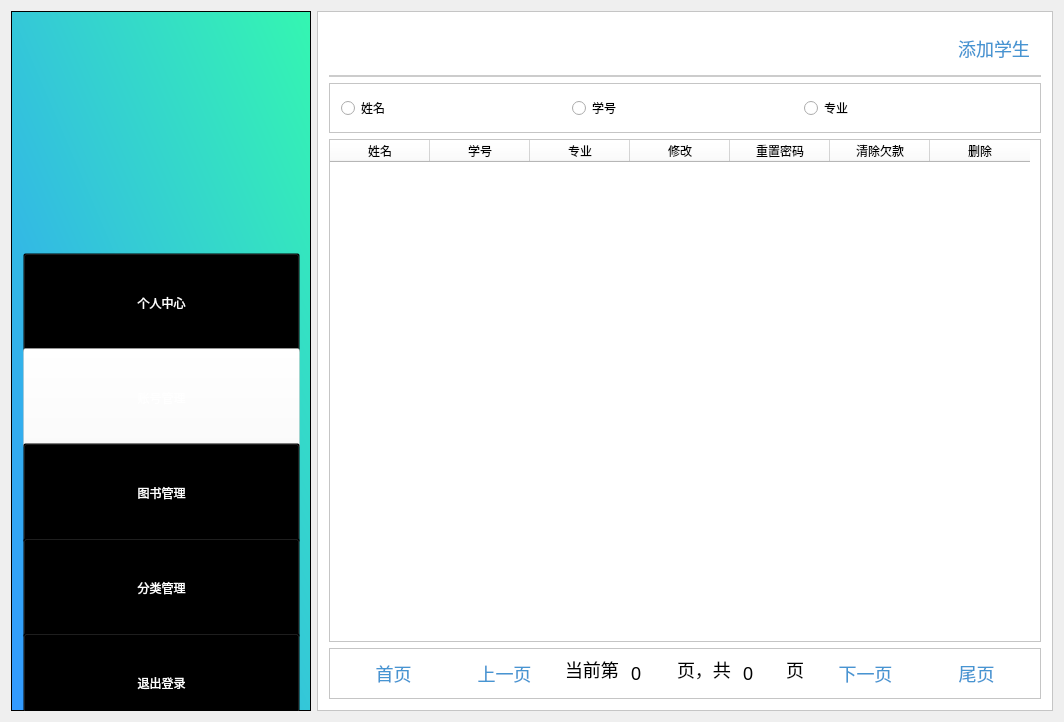
Old version of the form Library/Library/admin_searchuser.ui in the repository BooksOcean/BooksOcean.
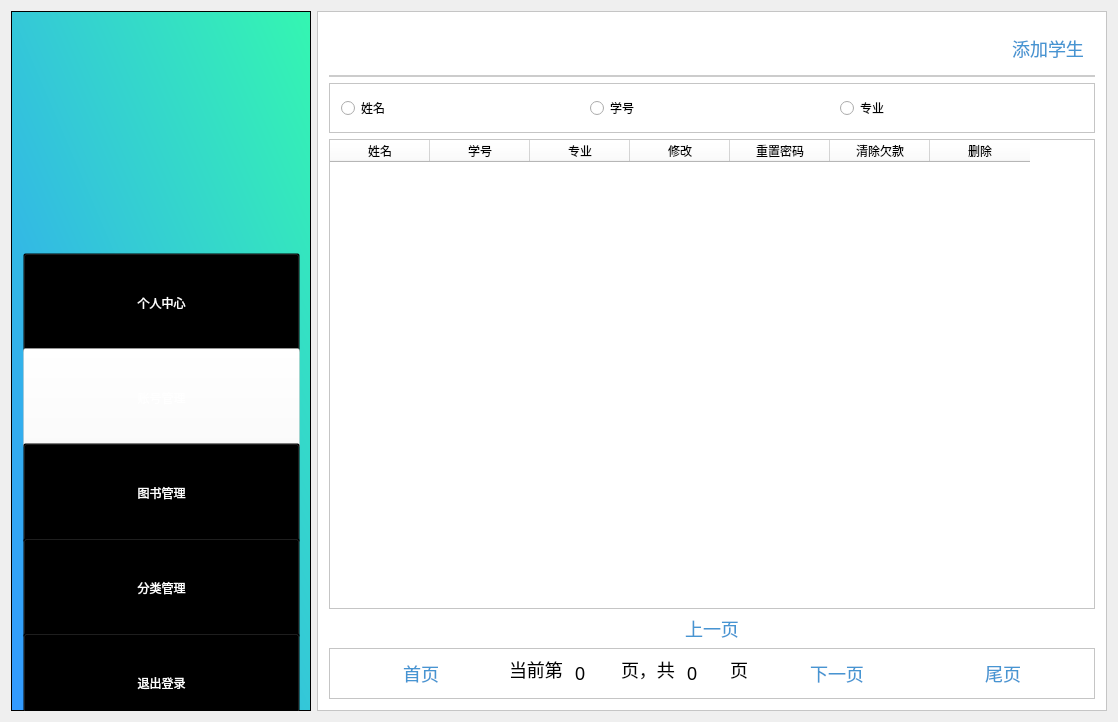
New version of the form. Icons and pictures are not drawn.

Diff of the .ui file:
```diff
--- a/Library/Library/admin_searchuser.ui
+++ b/Library/Library/admin_searchuser.ui
@@ -6,7 +6,7 @@
    <rect>
     <x>0</x>
     <y>0</y>
-    <width>1064</width>
+    <width>1118</width>
     <height>722</height>
    </rect>
   </property>
@@ -339,39 +339,78 @@
          <property name="text">
           <string>姓名</string>
          </property>
+         <property name="textAlignment">
+          <set>AlignCenter</set>
+         </property>
         </column>
         <column>
          <property name="text">
           <string>学号</string>
          </property>
+         <property name="textAlignment">
+          <set>AlignCenter</set>
+         </property>
         </column>
         <column>
          <property name="text">
           <string>专业</string>
          </property>
+         <property name="textAlignment">
+          <set>AlignCenter</set>
+         </property>
         </column>
         <column>
          <property name="text">
           <string>修改</string>
          </property>
+         <property name="textAlignment">
+          <set>AlignCenter</set>
+         </property>
         </column>
         <column>
          <property name="text">
           <string>重置密码</string>
          </property>
+         <property name="textAlignment">
+          <set>AlignCenter</set>
+         </property>
         </column>
         <column>
          <property name="text">
           <string>清除欠款</string>
          </property>
+         <property name="textAlignment">
+          <set>AlignCenter</set>
+         </property>
         </column>
         <column>
          <property name="text">
           <string>删除</string>
          </property>
+         <property name="textAlignment">
+          <set>AlignCenter</set>
+         </property>
         </column>
        </widget>
       </item>
+      <item>
+       <widget class="QPushButton" name="btnLastPage">
+        <property name="sizePolicy">
+         <sizepolicy hsizetype="Preferred" vsizetype="Fixed">
+          <horstretch>0</horstretch>
+          <verstretch>0</verstretch>
+         </sizepolicy>
+        </property>
+        <property name="styleSheet">
+         <string notr="true">color:#4695d2;
+border:none;
+font-size:18px;</string>
+        </property>
+        <property name="text">
+         <string>上一页</string>
+        </property>
+       </widget>
+      </item>
       <item>
        <widget class="QFrame" name="frame_5">
         <property name="sizePolicy">
@@ -405,24 +444,6 @@
            </property>
           </widget>
          </item>
-         <item>
-          <widget class="QPushButton" name="btnLastPage">
-           <property name="sizePolicy">
-            <sizepolicy hsizetype="Preferred" vsizetype="Fixed">
-             <horstretch>0</horstretch>
-             <verstretch>0</verstretch>
-            </sizepolicy>
-           </property>
-           <property name="styleSheet">
-            <string notr="true">color:#4695d2;
-border:none;
-font-size:18px;</string>
-           </property>
-           <property name="text">
-            <string>上一页</string>
-           </property>
-          </widget>
-         </item>
          <item>
           <layout class="QHBoxLayout" name="horizontalLayout_3">
            <item>
```
